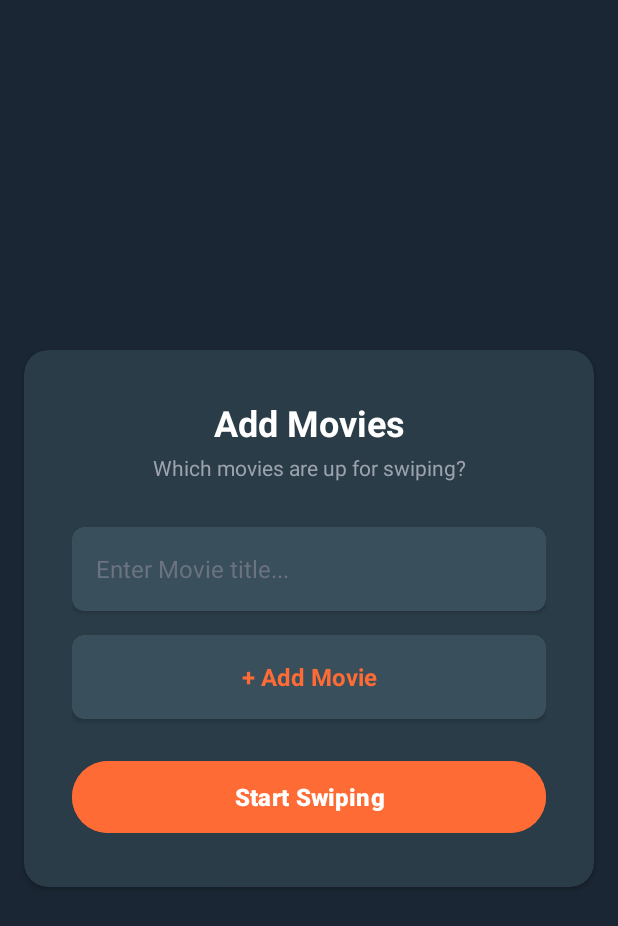
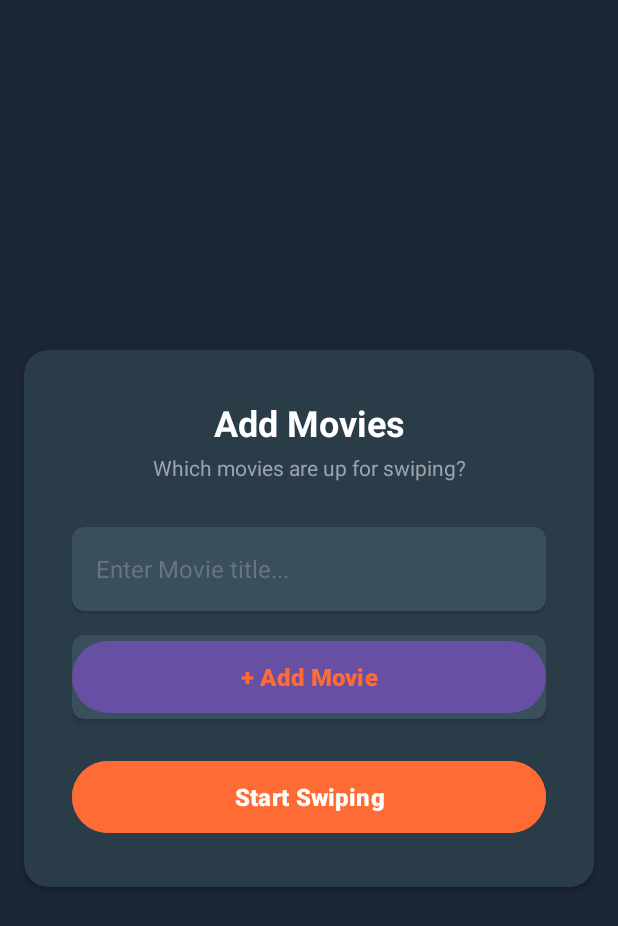
Before and after one commit to Alia-Alamer/watchTogether, an Android app: the AddMoviesActivity screen opened directly, with no data from a screen before it, on a phone screen of 412 x 824 dp. Shown: the top 926 px of the screen. Run offline under Robolectric (Android 15) with nearby library versions, the phone set to English and light mode, and no system bars.

Commit message:
added basic setup for add movies activity

```diff
--- a/app/src/main/java/com/example/watchtogether/AddMoviesActivity.java
+++ b/app/src/main/java/com/example/watchtogether/AddMoviesActivity.java
@@ -1,12 +1,16 @@
 package com.example.watchtogether;
 
 import android.os.Bundle;
+import android.widget.Button;
+import android.widget.EditText;
 
 import androidx.activity.EdgeToEdge;
 import androidx.appcompat.app.AppCompatActivity;
 import androidx.core.graphics.Insets;
 import androidx.core.view.ViewCompat;
 import androidx.core.view.WindowInsetsCompat;
+
+import java.util.ArrayList;
 
 public class AddMoviesActivity extends AppCompatActivity {
 
@@ -20,5 +24,15 @@ public class AddMoviesActivity extends AppCompatActivity {
             v.setPadding(systemBars.left, systemBars.top, systemBars.right, systemBars.bottom);
             return insets;
         });
+
+        EditText movieTitleInput = findViewById(R.id.movieTitleInput);
+        Button addMovieBtn = findViewById(R.id.addMovieButton);
+        Button startSwipingBtn = findViewById(R.id.startSwipingButton);
+
+        ArrayList<String> movieList = new ArrayList<>();
+
+
+
+
     }
 }
--- a/app/src/main/res/layout/activity_add_movies.xml
+++ b/app/src/main/res/layout/activity_add_movies.xml
@@ -93,7 +93,7 @@
                 app:layout_constraintEnd_toEndOf="parent"
                 android:layout_marginTop="16dp">
 
-                <TextView
+                <Button
                     android:id="@+id/addMovieButton"
                     android:layout_width="match_parent"
                     android:layout_height="match_parent"
```
